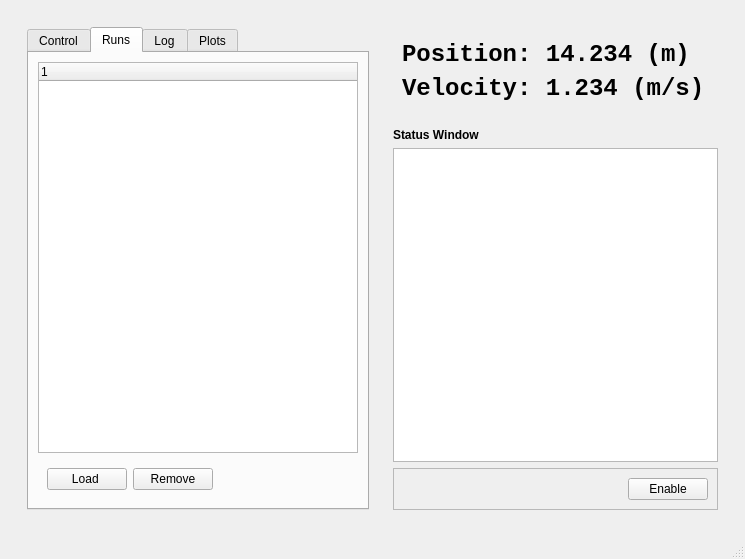
Old version of the form software/gui/nodes/sled_control.ui in the repository iorodeo/water_channel_ros.
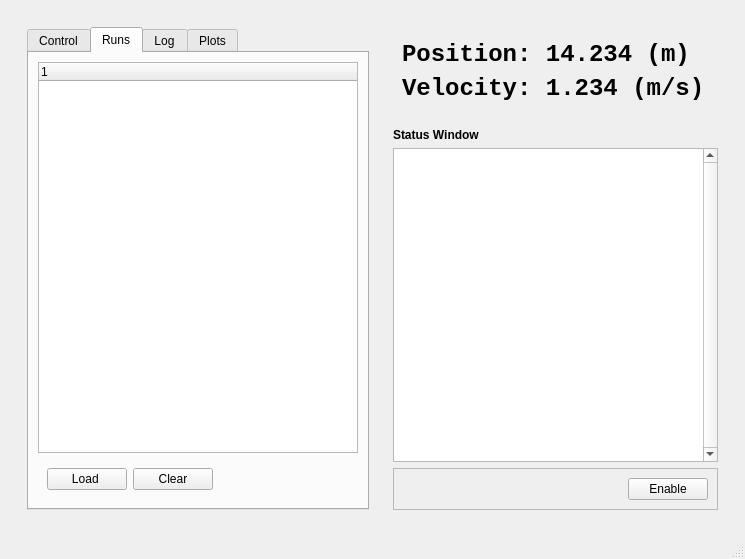
New version of the form. The open tabs and pages were chosen to show the change.

Commit message: Worked on GUI display of run lists.

```diff
--- a/software/gui/nodes/sled_control.ui
+++ b/software/gui/nodes/sled_control.ui
@@ -380,7 +380,7 @@
                  <item>
                   <widget class="QPushButton" name="pushButton">
                    <property name="text">
-                    <string>Remove</string>
+                    <string>Clear</string>
                    </property>
                   </widget>
                  </item>
@@ -631,7 +631,7 @@
              </sizepolicy>
             </property>
             <property name="verticalScrollBarPolicy">
-             <enum>Qt::ScrollBarAsNeeded</enum>
+             <enum>Qt::ScrollBarAlwaysOn</enum>
             </property>
             <property name="horizontalScrollBarPolicy">
              <enum>Qt::ScrollBarAlwaysOff</enum>
```
Left out of the diff: 7 changed lines with no effect on the pictures. The commit also changes 2 other files.
